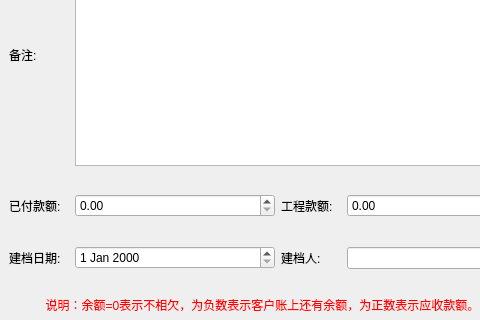
Above: ui/dialog/clienteditdialog.ui from longcp/CarRentalManagement before the change; both pictures show x 0 to 480 and y 439 to 759 of the 865 by 759 pixel window. Below: the same form after it.
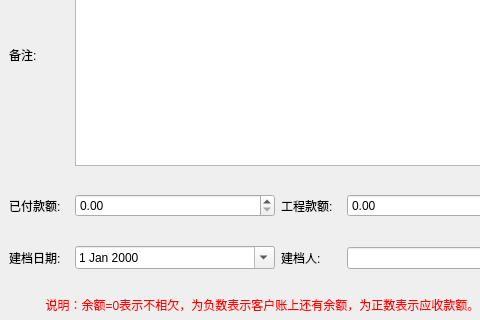
That is the form after the change.

The edit to the form file:
```diff
--- a/ui/dialog/clienteditdialog.ui
+++ b/ui/dialog/clienteditdialog.ui
@@ -616,6 +616,9 @@
           <height>16777215</height>
          </size>
         </property>
+        <property name="calendarPopup">
+         <bool>true</bool>
+        </property>
        </widget>
       </item>
       <item>
```
Left out of the diff: 3 changed lines with no effect on the pictures.
